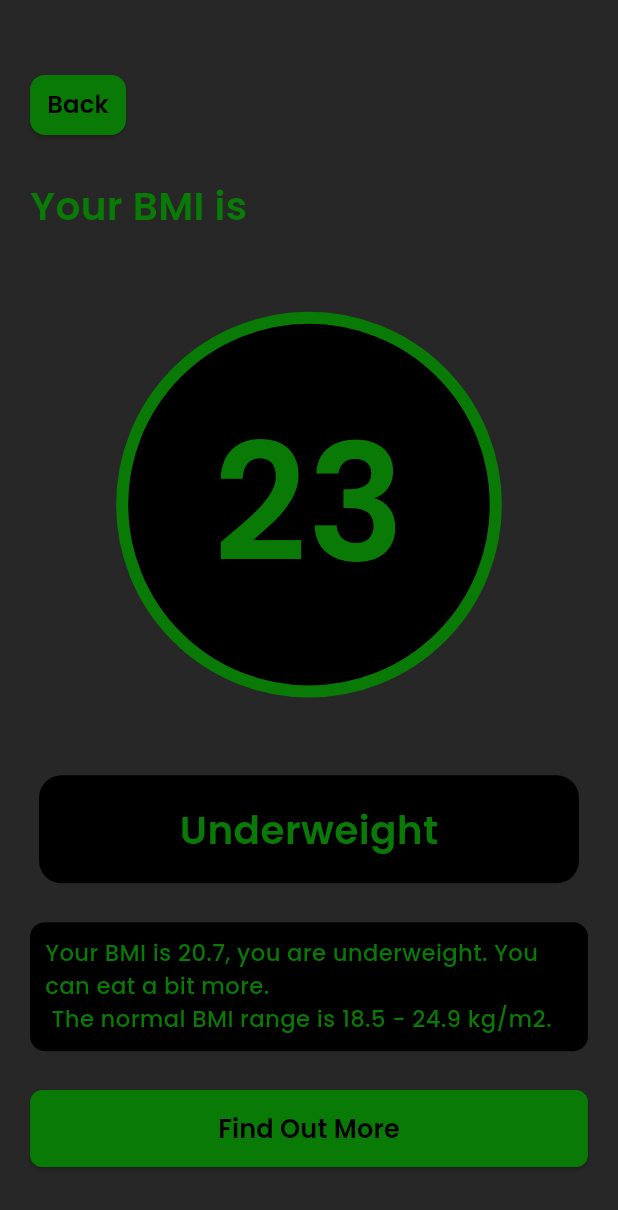
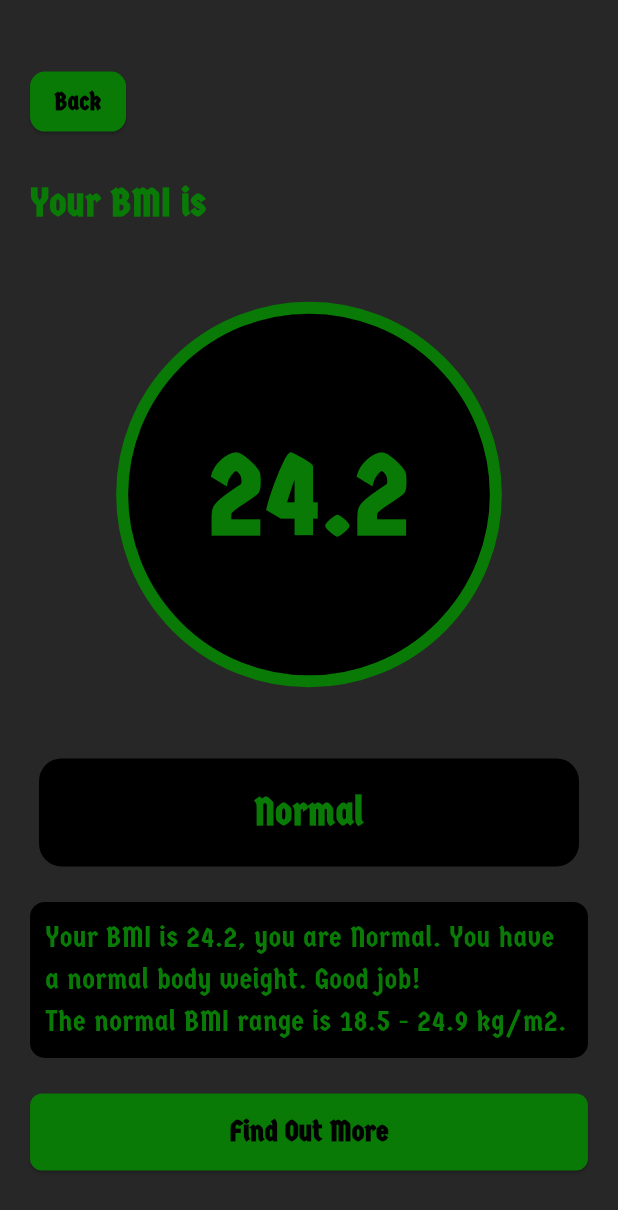
Before and after one commit to MAHMOUDELSAYED7/Body-Metrics, a Flutter app: the screen it shows after launch, after a tap on "Lets Go", on a phone screen of 412 x 824 dp. Shown: the top 1210 px of the screen. Run offline on Flutter 3.47's test engine with Material 3 defaults, Android fonts, the phone set to English and light mode, and no system bars; our stand-ins replace flutter_riverpod, flutter_screenutil; missing offline and left inert: slide_switcher, vertical_weight_slider.

Commit message:
refactor custom button, and finish result screen logic in riverpod model, add more fonts in assets folder and create my family fonts class.

```diff
--- a/lib/constant/string.dart
+++ b/lib/constant/string.dart
@@ -3,3 +3,9 @@ class MyRoutes {
   static const operationRoute = '/operation';
   static const resultRoute = '/result';
 }
+
+class MyFontFamily {
+  static const poppins = 'Poppins';
+  static const germania = 'GermaniaOne';
+  static const metalMania = 'MetalMania';
+}
--- a/lib/logic/riverpod_model.dart
+++ b/lib/logic/riverpod_model.dart
@@ -1,5 +1,7 @@
 import 'package:flutter/material.dart';
 import 'package:flutter_riverpod/flutter_riverpod.dart';
+
+import '../constant/color.dart';
 
 final bmiProvider = ChangeNotifierProvider<BmiController>((ref) {
   return BmiController();
@@ -11,19 +13,21 @@ class BmiController extends ChangeNotifier {
   double height = 170;
   int switcherIndex1 = 0;
   double result = 0;
-  // BmiController({
-  //   required this.age,
-  //   required this.weight,
-  //   required this.height,
-  // });
+  Color? resultColor = MyColors.green;
+  String resultTitle = "Normal";
+  String resultMessage = "You have a normal body weight. bv n Good job!";
 
   void incrementAge() {
-    age++;
+    if (age < 100) {
+      age++;
+    }
     notifyListeners();
   }
 
   void decrementAge() {
-    age--;
+    if (age > 19) {
+      age--;
+    }
     notifyListeners();
   }
 
@@ -44,6 +48,59 @@ class BmiController extends ChangeNotifier {
 
   void calculateBmi() {
     result = weight / ((height / 100) * (height / 100));
+    changeResultColor();
+    changeResultTitle();
+    changeResultMessage();
+    notifyListeners();
+  }
+
+  void changeResultColor() {
+    if (result < 18.5 && result > 0) {
+      resultColor = Colors.yellow;
+    }
+    if (result >= 18.5 && result < 24.9) {
+      resultColor = MyColors.green;
+    }
+    if (result >= 24.9 && result < 29.9) {
+      resultColor = Colors.yellow;
+    }
+    if (result >= 29.9) {
+      resultColor = Colors.red;
+    }
+  }
+
+  void changeResultTitle() {
+    if (result < 18.5 && result > 0) {
+      resultTitle = "Underweight";
+    }
+    if (result >= 18.5 && result < 24.9) {
+      resultTitle = "Normal";
+    }
+    if (result >= 24.9 && result < 29.9) {
+      resultTitle = "Overweight";
+    }
+    if (result >= 29.9) {
+      resultTitle = "Obese";
+    }
+    notifyListeners();
+  }
+
+  void changeResultMessage() {
+    if (result < 18.5 && result > 0) {
+      resultMessage =
+          "You have a lower than normal body weight. Try to exercise more.";
+    }
+    if (result >= 18.5 && result < 24.9) {
+      resultMessage = "You have a normal body weight. Good job!";
+    }
+    if (result >= 24.9 && result < 29.9) {
+      resultMessage =
+          "You have a higher than normal body weight. Try to exercise more.";
+    }
+    if (result >= 29.9) {
+      resultMessage =
+          "You have a higher than normal body weight. Try to exercise more.";
+    }
     notifyListeners();
   }
 }
--- a/lib/view/operation.dart
+++ b/lib/view/operation.dart
@@ -48,8 +48,10 @@ class OperationScreen extends ConsumerWidget {
             const Spacer(flex: 2),
             CustomButton(
               title: "Lets Go",
-              onPressed: () =>
-                  Navigator.pushNamed(context, MyRoutes.resultRoute),
+              onPressed: () {
+                Navigator.pushNamed(context, MyRoutes.resultRoute);
+                ref.read(bmiProvider).calculateBmi();
+              },
             ),
             const Spacer(flex: 2),
           ],
--- a/lib/view/result.dart
+++ b/lib/view/result.dart
@@ -1,15 +1,20 @@
+import 'package:bmi_calculator/logic/riverpod_model.dart';
 import 'package:bmi_calculator/widgets/custom_button.dart';
 import 'package:bmi_calculator/widgets/custom_text.dart';
 import 'package:flutter/material.dart';
-import 'package:flutter/widgets.dart';
+import 'package:flutter_riverpod/flutter_riverpod.dart';
 import 'package:flutter_screenutil/flutter_screenutil.dart';
 import '../constant/color.dart';
 
-class ResultScreen extends StatelessWidget {
+class ResultScreen extends ConsumerWidget {
   const ResultScreen({super.key});
 
   @override
-  Widget build(BuildContext context) {
+  Widget build(BuildContext context, WidgetRef ref) {
+    final result = ref.watch(bmiProvider).result.toStringAsFixed(1);
+    final color = ref.watch(bmiProvider).resultColor;
+    final title = ref.watch(bmiProvider).resultTitle;
+    final message = ref.watch(bmiProvider).resultMessage;
     return Scaffold(
       backgroundColor: MyColors.silver,
       body: Padding(
@@ -19,16 +24,16 @@ class ResultScreen extends StatelessWidget {
             const Spacer(),
             Align(
               alignment: Alignment.centerLeft,
-              child: _buildBackButton(context),
+              child: _buildBackButton(context, ref),
             ),
             SizedBox(height: 25.w),
-            const Align(
+            Align(
               alignment: Alignment.centerLeft,
               child: CustomText(
                 "Your BMI is",
                 fontSize: 24,
                 fontWeight: FontWeight.w600,
-                color: MyColors.green,
+                color: color,
               ),
             ),
             const Spacer(flex: 2),
@@ -38,15 +43,15 @@ class ResultScreen extends StatelessWidget {
                 color: MyColors.black,
                 shape: BoxShape.circle,
                 border: Border.all(
-                  color: MyColors.green,
+                  color: color!,
                   width: 8.w,
                 ),
               ),
               height: ScreenUtil.defaultSize.width / 1.4,
-              child: const CustomText(
-                "23",
-                color: MyColors.green,
-                fontSize: 100,
+              child: CustomText(
+                result,
+                color: color,
+                fontSize: 72,
                 fontWeight: FontWeight.w600,
               ),
             ),
@@ -59,10 +64,10 @@ class ResultScreen extends StatelessWidget {
                 color: MyColors.black,
                 borderRadius: BorderRadius.circular(15.w),
               ),
-              child: const CustomText(
-                "Underweight",
+              child: CustomText(
+                title,
                 fontSize: 24,
-                color: MyColors.green,
+                color: color,
                 fontWeight: FontWeight.w600,
               ),
             ),
@@ -72,15 +77,15 @@ class ResultScreen extends StatelessWidget {
               decoration: BoxDecoration(
                   color: MyColors.black,
                   borderRadius: BorderRadius.circular(10.w)),
-              child: const CustomText(
-                "Your BMI is 20.7, you are underweight. You can eat a bit more.\n The normal BMI range is 18.5 - 24.9 kg/m2.",
-                color: MyColors.green,
-                fontSize: 14,
-                fontWeight: FontWeight.w500,
+              child: CustomText(
+                "Your BMI is $result, you are $title. $message\nThe normal BMI range is 18.5 - 24.9 kg/m2.",
+                color: color,
+                fontSize: 18,
               ),
             ),
             const Spacer(),
             CustomButton(
+              color: color,
               title: "Find Out More",
               onPressed: () => Navigator.pop(context),
             ),
@@ -91,10 +96,10 @@ class ResultScreen extends StatelessWidget {
     );
   }
 
-  Widget _buildBackButton(BuildContext context) {
+  Widget _buildBackButton(BuildContext context, WidgetRef ref) {
     return ElevatedButton(
       style: ElevatedButton.styleFrom(
-          backgroundColor: MyColors.green,
+          backgroundColor: ref.watch(bmiProvider).resultColor,
           padding: EdgeInsets.zero,
           shape: RoundedRectangleBorder(
             borderRadius: BorderRadius.circular(10.w),
--- a/lib/widgets/custom_button.dart
+++ b/lib/widgets/custom_button.dart
@@ -2,6 +2,7 @@ import 'package:flutter/material.dart';
 import 'package:flutter_screenutil/flutter_screenutil.dart';
 
 import '../constant/color.dart';
+import 'custom_text.dart';
 
 class CustomButton extends StatelessWidget {
   const CustomButton(
@@ -33,12 +34,11 @@ class CustomButton extends StatelessWidget {
             fixedSize: Size(width ?? double.maxFinite, height ?? 54.h)),
         onPressed: onPressed,
         child: widget ??
-            Text(title ?? "",
-                style: TextStyle(
-                  fontFamily: "Poppins",
-                  fontWeight: FontWeight.w600,
-                  color: MyColors.black,
-                  fontSize: fontSize ?? 18.sp,
-                )));
+            CustomText(
+              title ?? "",
+              color: MyColors.black,
+              fontSize: fontSize ?? 18,
+              fontWeight: FontWeight.w600,
+            ));
   }
 }
--- a/lib/widgets/custom_text.dart
+++ b/lib/widgets/custom_text.dart
@@ -1,3 +1,4 @@
+import 'package:bmi_calculator/constant/string.dart';
 import 'package:flutter/material.dart';
 
 class CustomText extends StatelessWidget {
@@ -14,7 +15,7 @@ class CustomText extends StatelessWidget {
     this.text, {
     super.key,
     this.fontSize = 14,
-    this.fontFamily = 'Poppins',
+    this.fontFamily = MyFontFamily.germania,
     this.fontWeight,
     this.color,
     this.textAlign,
```
Also changed, not shown: pubspec.yaml (+9 -0 lines), assets/fonts/GermaniaOne-Regular.ttf (added), assets/fonts/MetalMania-Regular.ttf (added).
